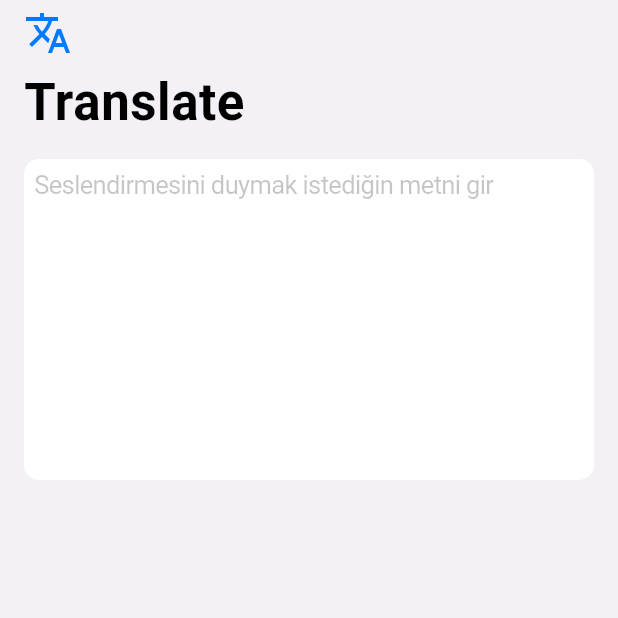
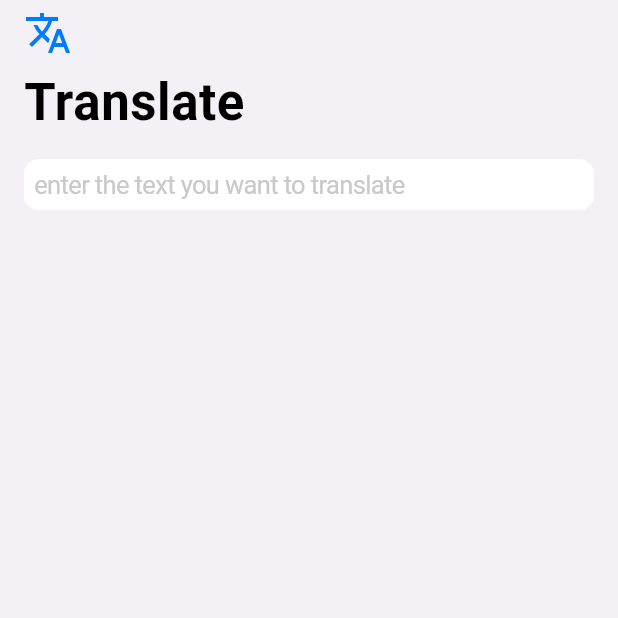
Before and after one commit to Mryuksel101/learn_api_in_flutter, a Flutter app: the screen it shows after launch, on a phone screen of 412 x 824 dp, the top half of it. Run offline on Flutter 3.47's test engine with Material 2 defaults, Android fonts, the phone set to English and light mode, and no system bars.

Commit message:
enter the text you want to translate

```diff
--- a/lib/translate_screen.dart
+++ b/lib/translate_screen.dart
@@ -50,14 +50,20 @@ class _TranslateScreenState extends State<TranslateScreen> {
                 children:   [
 
                   CupertinoTextField(
+                    style: const TextStyle(
+                      color: Colors.black
+                    ),
                     decoration:  BoxDecoration(
                       color: const Color(0xffffffff),
                       borderRadius: BorderRadius.circular(10),
                     ),
                     controller: textEditingController,
                     autofocus: false,
-                    placeholder: "Seslendirmesini duymak istediğin metni gir",
-                    minLines: 10,
+                    placeholder: "enter the text you want to translate",
+                    placeholderStyle: const TextStyle(
+                      color: Color.fromARGB(255, 201, 201, 202)
+                    ),
+                    minLines: 1,
                     maxLines: 20,
                     cursorColor: const Color(0xff30D059),
 
```
